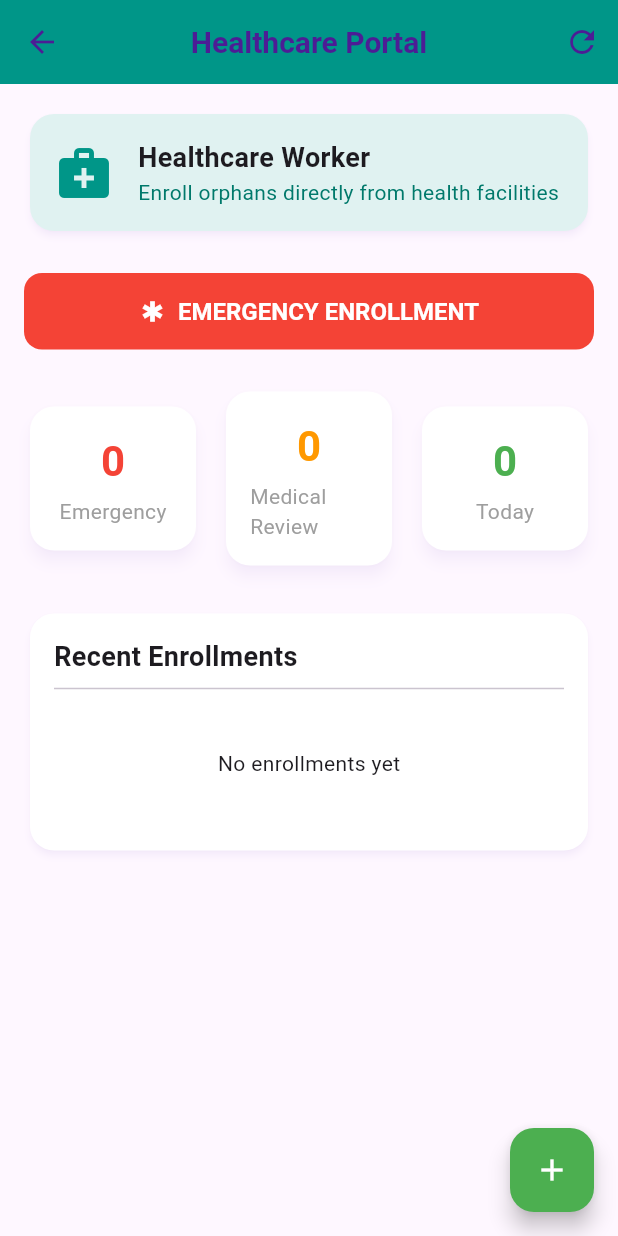
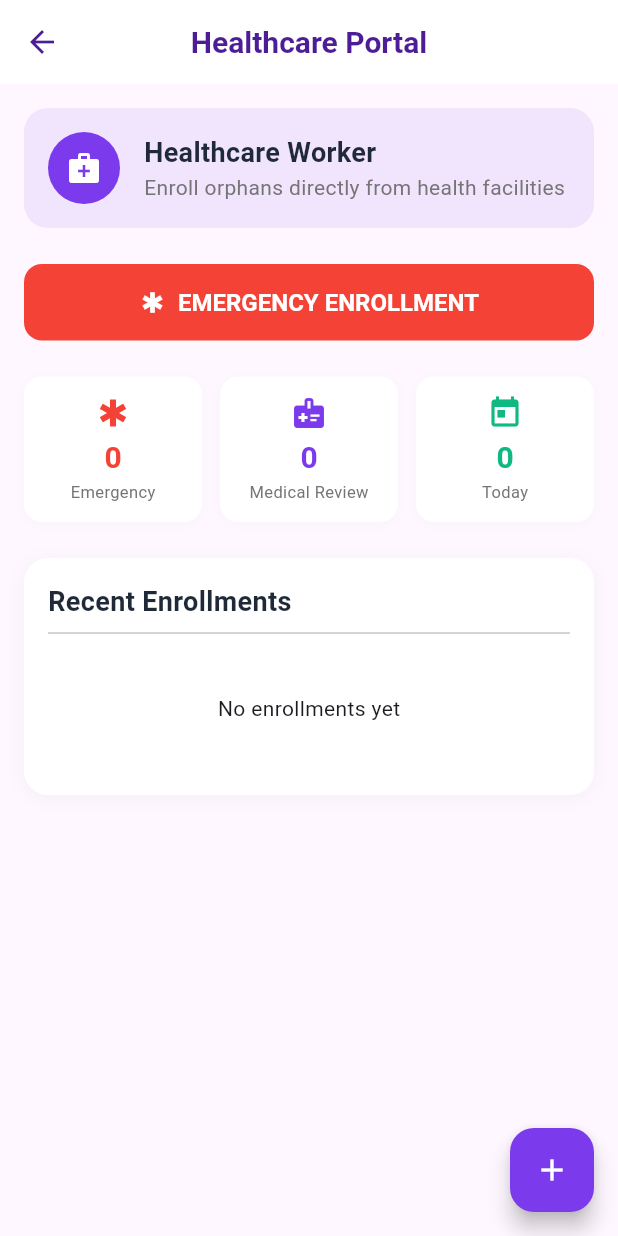
Before and after one commit to MELISSAHZULU/OrpharnEnrollment-app, a Flutter app: the HealthcareDashboard screen opened directly, on a phone screen of 412 x 824 dp. Run offline on Flutter 3.47's test engine with Material 3 defaults, Android fonts, the phone set to English and light mode, and no system bars; our stand-ins replace shared_preferences; accounts and stored records are empty; network calls fail.

Commit message:
healthcare portal

```diff
--- a/frontend/lib/screens/healthcare/healthcare_dashboard.dart
+++ b/frontend/lib/screens/healthcare/healthcare_dashboard.dart
@@ -3,8 +3,10 @@ import '../../services/api_service.dart';
 import '../children/enroll_child_screen.dart';
 
 class HealthcareDashboard extends StatefulWidget {
+  const HealthcareDashboard({super.key});
+
   @override
-  _HealthcareDashboardState createState() => _HealthcareDashboardState();
+  State<HealthcareDashboard> createState() => _HealthcareDashboardState();
 }
 
 class _HealthcareDashboardState extends State<HealthcareDashboard> {
@@ -35,7 +37,6 @@ class _HealthcareDashboardState extends State<HealthcareDashboard> {
         c['enrollment_date']?.toString().contains(today) ?? false
       ).length;
 
-      // Safe way - just assign the list directly, no sublist
       _recentEnrollments = List.from(childrenList);
 
       setState(() => _isLoading = false);
@@ -49,94 +50,78 @@ class _HealthcareDashboardState extends State<HealthcareDashboard> {
   }
 
   void _showEmergencyEnrollmentDialog() {
-    showDialog(
-      context: context,
-      builder: (context) => AlertDialog(
-        title: Text('Emergency Enrollment'),
-        content: Text('This feature allows you to enroll a child in emergency situation.'),
-        actions: [
-          TextButton(
-            onPressed: () => Navigator.pop(context),
-            child: Text('Cancel'),
-          ),
-          ElevatedButton(
-            onPressed: () {
-              Navigator.pop(context);
-              Navigator.push(
-                context,
-                MaterialPageRoute(builder: (context) => EnrollChildScreen()),
-              ).then((_) => _loadDashboardData());
-            },
-            style: ElevatedButton.styleFrom(backgroundColor: Colors.red),
-            child: Text('Continue'),
-          ),
-        ],
-      ),
-    );
+    Navigator.push(
+      context,
+      MaterialPageRoute(builder: (context) => const EnrollChildScreen()),
+    ).then((_) => _loadDashboardData());
   }
 
   @override
   Widget build(BuildContext context) {
     return Scaffold(
       appBar: AppBar(
-        title: Text('Healthcare Portal'),
-        backgroundColor: Colors.teal,
-        actions: [
-          IconButton(
-            icon: Icon(Icons.refresh),
-            onPressed: _loadDashboardData,
-          ),
-        ],
+        title: const Text('Healthcare Portal'),
+        backgroundColor: Colors.white,
+        foregroundColor: const Color(0xFF4C1D95),
+        elevation: 0,
+        centerTitle: true,
       ),
       body: RefreshIndicator(
         onRefresh: _loadDashboardData,
         child: SingleChildScrollView(
-          physics: AlwaysScrollableScrollPhysics(),
-          padding: EdgeInsets.all(16),
+          padding: const EdgeInsets.all(16),
           child: Column(
             crossAxisAlignment: CrossAxisAlignment.start,
             children: [
               // Welcome Card
-              Card(
-                color: Colors.teal.shade50,
-                child: Padding(
-                  padding: EdgeInsets.all(16),
-                  child: Row(
-                    children: [
-                      Icon(Icons.medical_services, size: 40, color: Colors.teal),
-                      SizedBox(width: 16),
-                      Expanded(
-                        child: Column(
-                          crossAxisAlignment: CrossAxisAlignment.start,
-                          children: [
-                            Text(
-                              'Healthcare Worker',
-                              style: TextStyle(fontSize: 18, fontWeight: FontWeight.bold),
-                            ),
-                            Text(
-                              'Enroll orphans directly from health facilities',
-                              style: TextStyle(color: Colors.teal.shade700),
-                            ),
-                          ],
-                        ),
+              Container(
+                padding: const EdgeInsets.all(16),
+                decoration: BoxDecoration(
+                  color: const Color(0xFF7C3AED).withOpacity(0.1),
+                  borderRadius: BorderRadius.circular(16),
+                ),
+                child: Row(
+                  children: [
+                    Container(
+                      padding: const EdgeInsets.all(12),
+                      decoration: BoxDecoration(
+                        color: const Color(0xFF7C3AED),
+                        shape: BoxShape.circle,
                       ),
-                    ],
-                  ),
+                      child: const Icon(Icons.medical_services, size: 24, color: Colors.white),
+                    ),
+                    const SizedBox(width: 16),
+                    Expanded(
+                      child: Column(
+                        crossAxisAlignment: CrossAxisAlignment.start,
+                        children: [
+                          const Text(
+                            'Healthcare Worker',
+                            style: TextStyle(fontSize: 18, fontWeight: FontWeight.bold, color: Color(0xFF1F2937)),
+                          ),
+                          Text(
+                            'Enroll orphans directly from health facilities',
+                            style: TextStyle(color: Colors.grey[600]),
+                          ),
+                        ],
+                      ),
+                    ),
+                  ],
                 ),
               ),
 
-              SizedBox(height: 24),
+              const SizedBox(height: 24),
 
               // Emergency Button
               SizedBox(
                 width: double.infinity,
                 child: ElevatedButton.icon(
                   onPressed: _showEmergencyEnrollmentDialog,
-                  icon: Icon(Icons.emergency),
-                  label: Text('EMERGENCY ENROLLMENT'),
+                  icon: const Icon(Icons.emergency),
+                  label: const Text('EMERGENCY ENROLLMENT'),
                   style: ElevatedButton.styleFrom(
                     backgroundColor: Colors.red,
-                    padding: EdgeInsets.symmetric(vertical: 16),
+                    padding: const EdgeInsets.symmetric(vertical: 16),
                     shape: RoundedRectangleBorder(
                       borderRadius: BorderRadius.circular(12),
                     ),
@@ -144,68 +129,76 @@ class _HealthcareDashboardState extends State<HealthcareDashboard> {
                 ),
               ),
 
-              SizedBox(height: 24),
+              const SizedBox(height: 24),
 
-              // Stats
+              // Stats Row
               if (!_isLoading)
                 Row(
                   children: [
                     Expanded(
-                      child: _buildStatCard('Emergency', '$_emergencyCases', Colors.red),
+                      child: _buildStatCard('Emergency', '$_emergencyCases', Icons.emergency, Colors.red),
                     ),
-                    SizedBox(width: 12),
+                    const SizedBox(width: 12),
                     Expanded(
-                      child: _buildStatCard('Medical Review', '$_pendingMedicalReviews', Colors.orange),
+                      child: _buildStatCard('Medical Review', '$_pendingMedicalReviews', Icons.medical_information, const Color(0xFF7C3AED)),
                     ),
-                    SizedBox(width: 12),
+                    const SizedBox(width: 12),
                     Expanded(
-                      child: _buildStatCard('Today', '$_todayEnrollments', Colors.green),
+                      child: _buildStatCard('Today', '$_todayEnrollments', Icons.today, const Color(0xFF10B981)),
                     ),
                   ],
                 ),
 
-              SizedBox(height: 24),
+              const SizedBox(height: 24),
 
               // Recent Enrollments
-              Card(
-                child: Padding(
-                  padding: EdgeInsets.all(16),
-                  child: Column(
-                    crossAxisAlignment: CrossAxisAlignment.start,
-                    children: [
-                      Text(
-                        'Recent Enrollments',
-                        style: TextStyle(fontSize: 18, fontWeight: FontWeight.bold),
+              Container(
+                padding: const EdgeInsets.all(16),
+                decoration: BoxDecoration(
+                  color: Colors.white,
+                  borderRadius: BorderRadius.circular(16),
+                  boxShadow: [
+                    BoxShadow(
+                      color: Colors.grey.withOpacity(0.1),
+                      blurRadius: 10,
+                      offset: const Offset(0, 2),
+                    ),
+                  ],
+                ),
+                child: Column(
+                  crossAxisAlignment: CrossAxisAlignment.start,
+                  children: [
+                    const Text(
+                      'Recent Enrollments',
+                      style: TextStyle(fontSize: 18, fontWeight: FontWeight.bold, color: Color(0xFF1F2937)),
+                    ),
+                    const Divider(),
+                    if (_isLoading)
+                      const Center(child: CircularProgressIndicator())
+                    else if (_recentEnrollments.isEmpty)
+                      const Padding(
+                        padding: EdgeInsets.symmetric(vertical: 32),
+                        child: Center(child: Text('No enrollments yet')),
+                      )
+                    else
+                      Column(
+                        children: _recentEnrollments.take(5).map((child) {
+                          final name = '${child['first_name'] ?? ''} ${child['last_name'] ?? ''}'.trim();
+                          return ListTile(
+                            leading: CircleAvatar(
+                              backgroundColor: const Color(0xFF7C3AED).withOpacity(0.2),
+                              child: Icon(Icons.child_care, color: const Color(0xFF7C3AED)),
+                            ),
+                            title: Text(name.isEmpty ? 'Unnamed' : name, style: const TextStyle(color: Color(0xFF1F2937))),
+                            subtitle: Text('Age: ${child['age'] ?? '?'} | ${child['village'] ?? 'Unknown'}'),
+                            trailing: Chip(
+                              label: Text(child['status'] ?? 'PENDING'),
+                              backgroundColor: Colors.grey.shade200,
+                            ),
+                          );
+                        }).toList(),
                       ),
-                      Divider(),
-                      if (_isLoading)
-                        Center(child: CircularProgressIndicator())
-                      else if (_recentEnrollments.isEmpty)
-                        Padding(
-                          padding: EdgeInsets.symmetric(vertical: 32),
-                          child: Center(
-                            child: Text('No enrollments yet'),
-                         ),
-                        )
-                      else
-                        Column(
-                          children: _recentEnrollments.take(5).map((child) {
-                            final name = '${child['first_name'] ?? ''} ${child['last_name'] ?? ''}'.trim();
-                            return ListTile(
-                              leading: CircleAvatar(
-                                backgroundColor: Colors.teal.shade100,
-                                child: Icon(Icons.child_care, color: Colors.teal),
-                              ),
-                              title: Text(name.isEmpty ? 'Unnamed' : name),
-                              subtitle: Text('Age: ${child['age'] ?? '?'} | ${child['village'] ?? 'Unknown'}'),
-                              trailing: Chip(
-                                label: Text(child['status'] ?? 'PENDING'),
-                              ),
-                            );
-                          }).toList(),
-                        ),
-                    ],
-                  ),
+                  ],
                 ),
               ),
             ],
@@ -213,33 +206,37 @@ class _HealthcareDashboardState extends State<HealthcareDashboard> {
         ),
       ),
       floatingActionButton: FloatingActionButton(
-        onPressed: () {
-          Navigator.push(
-            context,
-            MaterialPageRoute(builder: (context) => EnrollChildScreen()),
-          ).then((_) => _loadDashboardData());
-        },
-        child: Icon(Icons.add),
-        backgroundColor: Colors.green,
+        onPressed: _showEmergencyEnrollmentDialog,
+        child: const Icon(Icons.add),
+        backgroundColor: const Color(0xFF7C3AED),
       ),
     );
   }
 
-  Widget _buildStatCard(String title, String value, Color color) {
-    return Card(
-      elevation: 4,
-      child: Padding(
-        padding: EdgeInsets.all(16),
-        child: Column(
-          children: [
-            Text(
-              value,
-              style: TextStyle(fontSize: 28, fontWeight: FontWeight.bold, color: color),
-            ),
-            SizedBox(height: 4),
-            Text(title, style: TextStyle(color: Colors.grey)),
-          ],
-        ),
+  Widget _buildStatCard(String title, String value, IconData icon, Color color) {
+    return Container(
+      padding: const EdgeInsets.symmetric(vertical: 12),
+      decoration: BoxDecoration(
+        color: Colors.white,
+        borderRadius: BorderRadius.circular(12),
+        boxShadow: [
+          BoxShadow(
+            color: Colors.grey.withOpacity(0.05),
+            blurRadius: 5,
+            offset: const Offset(0, 1),
+          ),
+        ],
+      ),
+      child: Column(
+        children: [
+          Icon(icon, size: 24, color: color),
+          const SizedBox(height: 4),
+          Text(
+            value,
+            style: TextStyle(fontSize: 20, fontWeight: FontWeight.bold, color: color),
+          ),
+          Text(title, style: TextStyle(fontSize: 11, color: Colors.grey[600])),
+        ],
       ),
     );
   }
```
Also changed, not shown: frontend/lib/screens/children/children_list_screen.dart (+34 -73 lines), frontend/lib/screens/dashboard/dashboard_screen.dart (+57 -43 lines), frontend/lib/screens/resources/bed_screen.dart (+61 -116 lines), frontend/lib/screens/staff/staff_list_screen.dart (+19 -7 lines).
